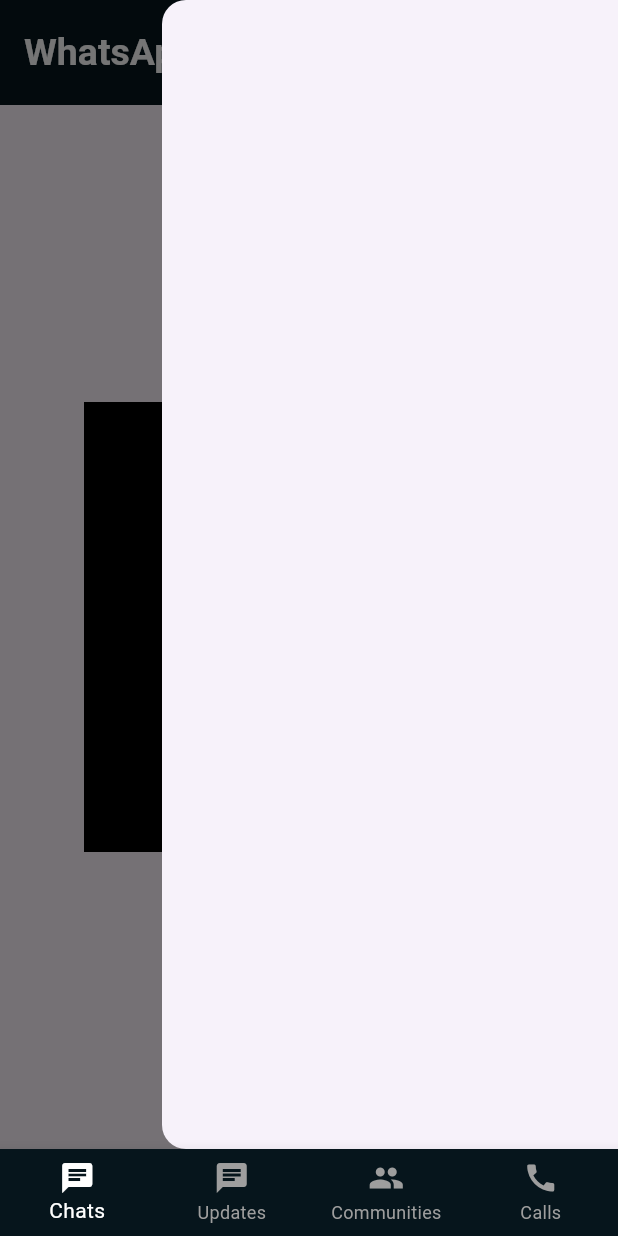
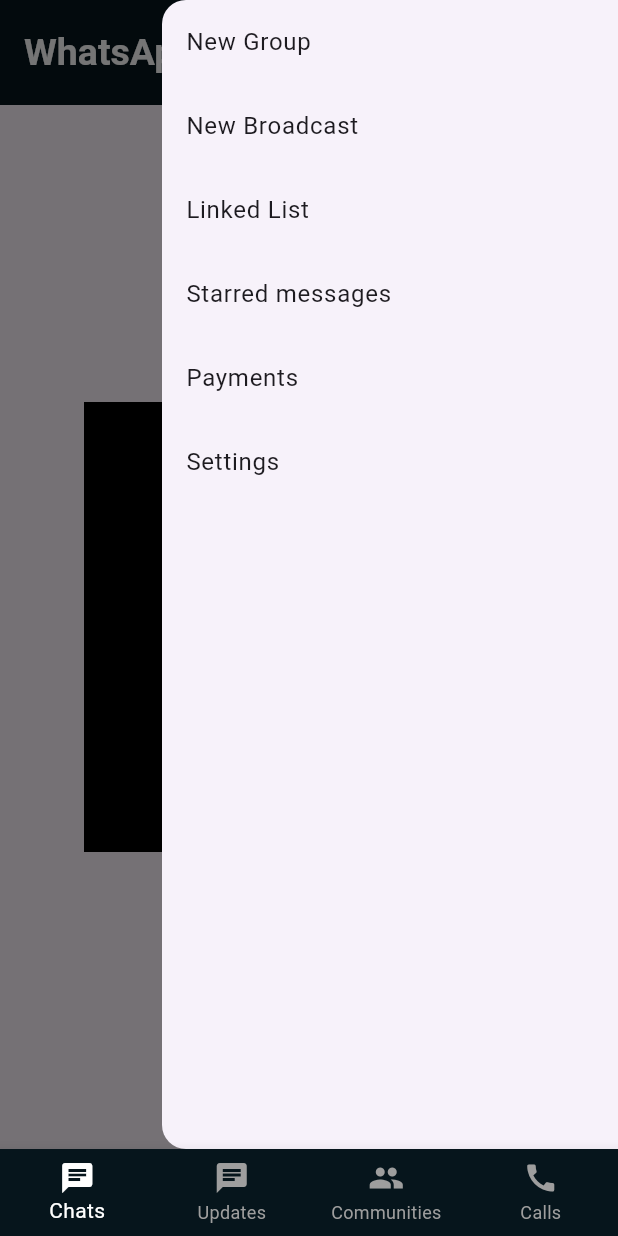
Before and after one commit to kartikkumarofficial/Whatsapp-Clone-Flutter, a Flutter app: the screen it shows after launch, with the side drawer open, on a phone screen of 412 x 824 dp. Run offline on Flutter 3.47's test engine with Material 3 defaults, Android fonts, the phone set to English and light mode, and no system bars.

Commit message:
traditional drawer added

```diff
--- a/lib/bottomnavigationbar.dart
+++ b/lib/bottomnavigationbar.dart
@@ -27,7 +27,7 @@ class _HomepageState extends State<Homepage> {
   @override
   Widget build(BuildContext context) {
     List<Widget> widgetList = [
-      chatpage(),
+      ChatPage(),
       Center(child: Text('page2', style: TextStyle(fontSize: 40))),
       Center(child: Text('page3', style: TextStyle(fontSize: 40))),
       Center(child: Text('page4', style: TextStyle(fontSize: 40))),
--- a/lib/pages/chatspage.dart
+++ b/lib/pages/chatspage.dart
@@ -1,67 +1,78 @@
 import 'package:flutter/material.dart';
-import 'package:whatsappclone/main.dart';
 
+class ChatPage extends StatefulWidget {
+  const ChatPage({super.key});
 
-class chatpage extends StatelessWidget {
-  const chatpage({super.key});
+  @override
+  State<ChatPage> createState() => _ChatPageState();
+}
+
+class _ChatPageState extends State<ChatPage> {
+  final List<String> arrDrawerItems = [
+    'New Group',
+    'New Broadcast',
+    'Linked List',
+    'Starred messages',
+    'Payments',
+    'Settings'
+  ];
 
   @override
   Widget build(BuildContext context) {
-    var srcheight=MediaQuery.of(context).size.height;
-    var srcwidth =MediaQuery.of(context).size.width;
-
     return Scaffold(
       appBar: AppBar(
         toolbarHeight: 70,
-        backgroundColor:  Color.fromARGB(255, 6, 21, 28),
-        title: Text('WhatsApp',style: TextStyle(
+        backgroundColor: Color.fromARGB(255, 6, 21, 28),
+        title: Text(
+          'WhatsApp',
+          style: TextStyle(
             color: Colors.white,
             fontWeight: FontWeight.bold,
-          fontSize:25,
+            fontSize: 25,
           ),
         ),
         actions: [
           IconButton(
-            icon: Icon(Icons.qr_code_scanner_outlined,
+            icon: Icon(
+              Icons.qr_code_scanner_outlined,
               color: Colors.white,
-            size: 30,),
-            onPressed: (){},
+              size: 30,
+            ),
+            onPressed: () {},
           ),
           IconButton(
-            icon: Icon(Icons.camera_alt_outlined,
+            icon: Icon(
+              Icons.camera_alt_outlined,
               color: Colors.white,
-              size: 30,),
-            onPressed: (){},
+              size: 30,
             ),
-          IconButton(
-            icon: Icon(Icons.more_vert,
+            onPressed: () {},
+          ),
+          Builder(
+            builder: (context) => IconButton(
+              icon: Icon(
+                Icons.more_vert,
                 color: Colors.white,
-              size: 30,),
-            onPressed: (){
+                size: 30,
+              ),
+              onPressed: () {
                 Scaffold.of(context).openEndDrawer();
               },
+            ),
           ),
         ],
       ),
       endDrawer: Drawer(
         child: ListView.builder(
-            itemBuilder:(context, index) {
-              return Container(
-                height: srcheight*0.05,
-                child: Row(
-                  children: [
-                    Text('')
-                  ],
+          itemCount: arrDrawerItems.length,
+          itemBuilder: (context, index) {
+            return ListTile(
+              title: Text(arrDrawerItems[index]),
+              onTap: () {},
+            );
+          },
         ),
-
-              );
-            }, )
       ),
-
-
-
-
-
       body: Center(
         child: Container(
           color: Colors.black,
@@ -69,7 +80,6 @@ class chatpage extends StatelessWidget {
           width: 300,
         ),
       ),
-
     );
   }
 }
```
Lines whose indentation alone changed are shown as unchanged.
